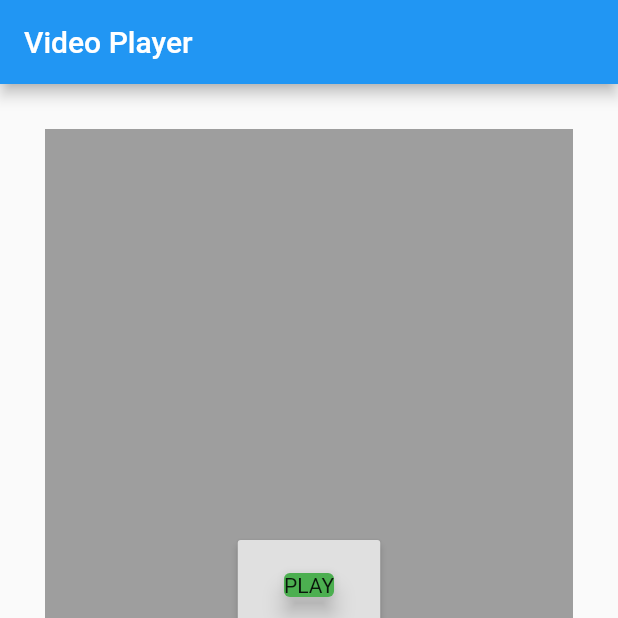
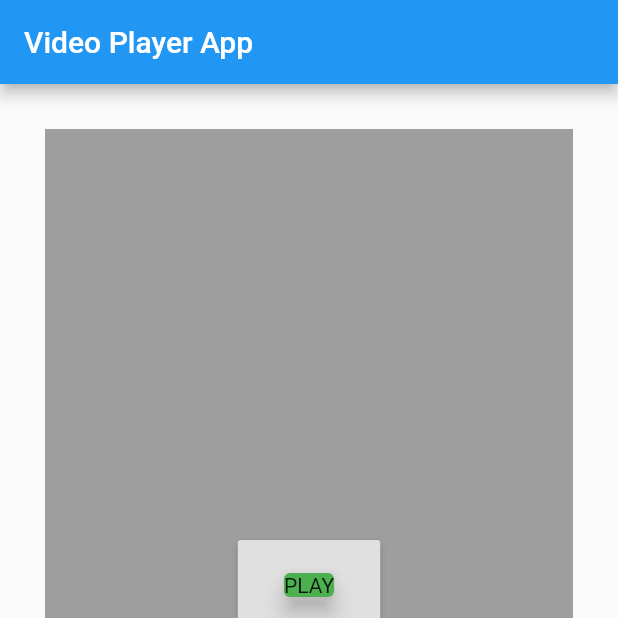
Before and after one commit to shubhamshinde4141/Video_Player_App, a Flutter app: the screen it shows after launch, on a phone screen of 412 x 824 dp, the top half of it. Run offline on Flutter 3.47's test engine with Material 2 defaults, Android fonts, the phone set to English and light mode, and no system bars; our stand-ins replace video_player.

Commit message:
Update main.dart

```diff
--- a/lib/main.dart
+++ b/lib/main.dart
@@ -108,7 +108,7 @@ class _MyHomePageState extends State<MyHomePage> {
 
     return Scaffold(
       appBar: AppBar(
-        title: Text("Video Player"),
+        title: Text("Video Player App"),
 
       ),
       body: Container(
```
